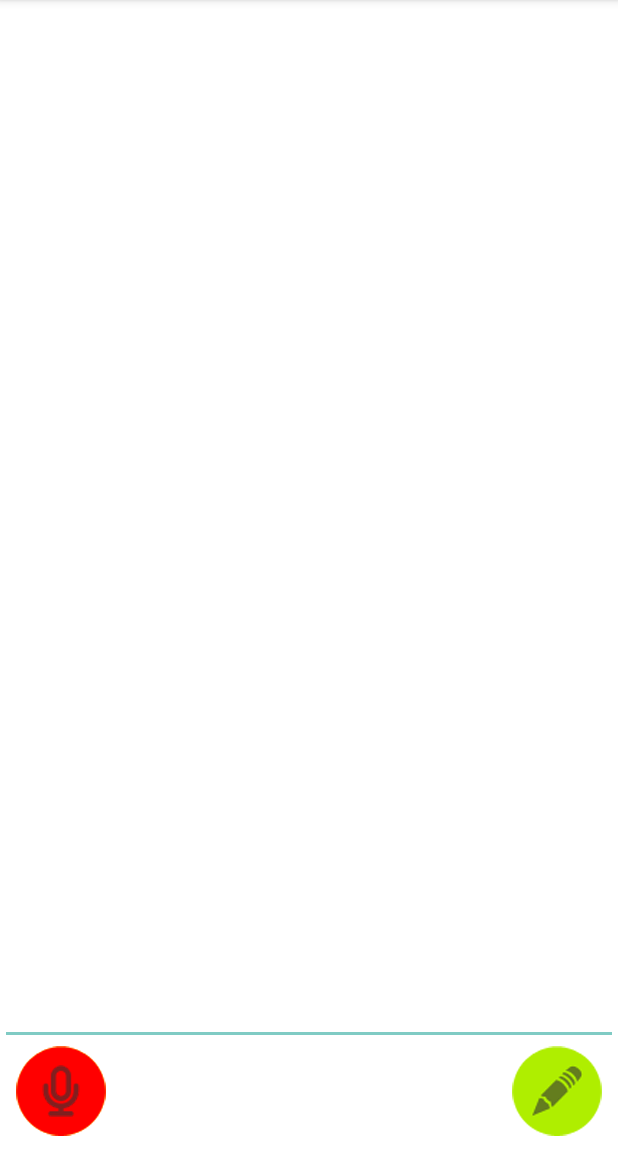
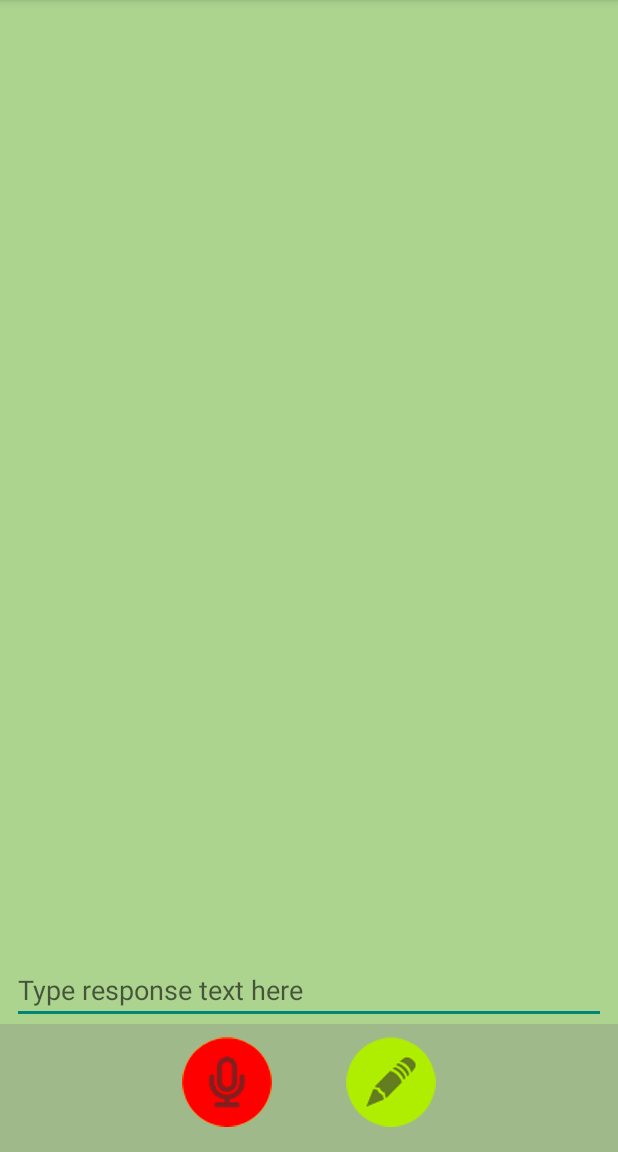
Before and after one commit to IllyaSvergun/ua-web-khakaton-sources, an Android app: the screen it shows after launch (MainActivity), after a tap on "create text message button", on a phone screen of 412 x 824 dp, the part 84-1236 px from its top. Run offline under Robolectric (Android 15) with nearby library versions, the phone set to English and light mode, and no system bars; 1 statement that could not run was skipped; 1 other tap on this screen came first.

Commit message:
some styling, and fixes

```diff
--- a/CommunicationHelper/app/src/main/res/layout/activity_big_text.xml
+++ b/CommunicationHelper/app/src/main/res/layout/activity_big_text.xml
@@ -9,7 +9,7 @@
 
     <TextView
         android:id="@+id/text"
-        android:textSize="72sp"
+        android:textSize="56sp"
         android:layout_width="fill_parent"
         android:layout_height="fill_parent"
         android:text="@string/hello_world"
--- a/CommunicationHelper/app/src/main/res/layout/activity_main.xml
+++ b/CommunicationHelper/app/src/main/res/layout/activity_main.xml
@@ -2,7 +2,7 @@
     xmlns:android="http://schemas.android.com/apk/res/android"
     xmlns:tools="http://schemas.android.com/tools"
     android:layout_height="match_parent" android:layout_width="match_parent"
-    android:background="@android:color/white">
+    android:background="#ffacd48e">
 
 
     <FrameLayout
@@ -21,13 +21,22 @@
         android:ems="10"
         android:layout_above="@+id/buttons_block"
         android:layout_width="match_parent"
-        android:layout_height="wrap_content" />
+        android:layout_height="wrap_content"
+        android:layout_marginLeft="8dp"
+        android:layout_marginRight="8dp"
+        android:layout_marginTop="8dp"
+        android:textColor="@color/abc_primary_text_material_light" />
 
-    <RelativeLayout
+    <LinearLayout
         android:id="@+id/buttons_block"
         android:layout_alignParentBottom="true"
         android:layout_width="match_parent"
-        android:layout_height="wrap_content">
+        android:layout_height="wrap_content"
+        android:orientation="horizontal"
+        android:gravity="center_horizontal"
+        android:paddingBottom="16dp"
+        android:paddingTop="8dp"
+        android:background="#52858081">
 
         <ImageButton
             android:id="@+id/btn_micro"
@@ -35,12 +44,12 @@
             android:onClick="executeMicro"
             android:layout_alignParentLeft="true"
             android:layout_alignParentStart="true"
-            android:layout_marginLeft="10dp"
             android:layout_marginStart="10dp"
-            android:layout_marginBottom="10dp"
             android:layout_width="wrap_content"
             android:layout_height="wrap_content"
-            android:contentDescription="@string/btn_micro_desc" />
+            android:contentDescription="@string/btn_micro_desc"
+            android:layout_marginRight="24dp"
+            android:layout_marginLeft="10dp" />
 
         <ImageButton
             android:id="@+id/text_button"
@@ -48,13 +57,13 @@
             android:background="@drawable/selector_btn_edit"
             android:layout_alignParentRight="true"
             android:layout_alignParentEnd="true"
-            android:layout_marginRight="10dp"
             android:layout_marginEnd="10dp"
-            android:layout_marginBottom="10dp"
             android:layout_width="wrap_content"
             android:layout_height="wrap_content"
-            android:contentDescription="@string/text_button_desc"/>
+            android:contentDescription="@string/text_button_desc"
+            android:layout_marginLeft="24dp"
+            android:layout_marginRight="10dp" />
 
-    </RelativeLayout>
+    </LinearLayout>
 
 </RelativeLayout>
--- a/CommunicationHelper/app/src/main/res/values/styles.xml
+++ b/CommunicationHelper/app/src/main/res/values/styles.xml
@@ -1,7 +1,7 @@
 <resources>
 
     <!-- Base application theme. -->
-    <style name="AppTheme" parent="@style/Theme.AppCompat">
+    <style name="AppTheme" parent="@style/Theme.AppCompat.Light.DarkActionBar">
         <item name="actionBarStyle">@style/actionBar</item>
         <item name="colorPrimaryDark">@color/accent</item>
     </style>
```
Also changed, not shown: CommunicationHelper/app/src/main/java/com/communicationhelper/Activities/MainActivity.java (+9 -67 lines), CommunicationHelper/app/src/main/java/com/communicationhelper/ConversationListener.java (added, +90 -0 lines).
